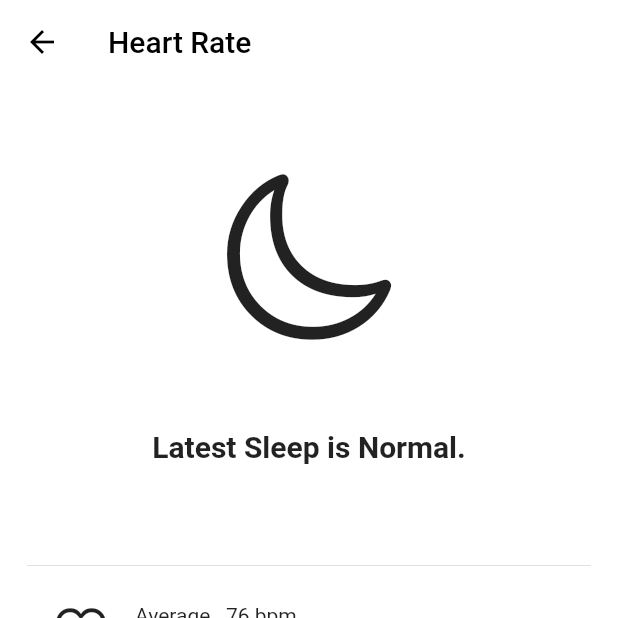
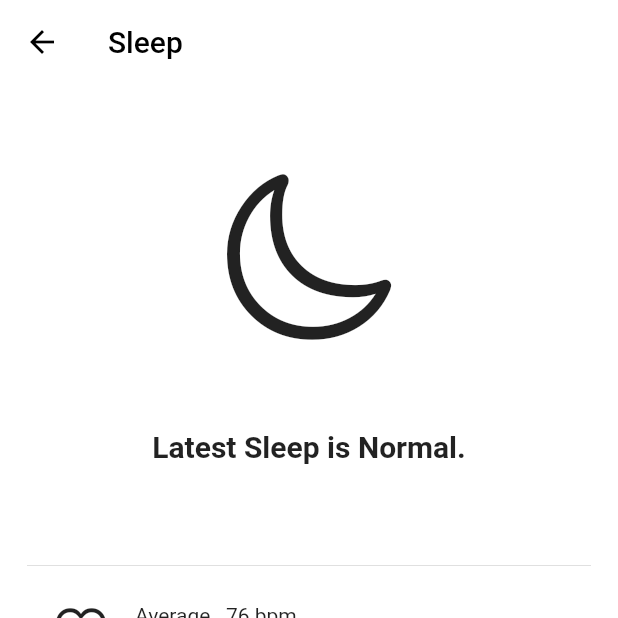
Before and after one commit to CS350-4AM/smart_pet_collar, a Flutter app: the SleepPageNormal screen opened directly, on a phone screen of 412 x 824 dp, the top half of it. Run offline on Flutter 3.47's test engine with Material 2 defaults, Android fonts, the phone set to English and light mode, and no system bars; our stand-ins replace cloud_firestore, firebase_core, google_maps_flutter; accounts and stored records are empty.

Commit message:
오타수정

```diff
--- a/lib/pages/emotion_page.dart
+++ b/lib/pages/emotion_page.dart
@@ -42,16 +42,15 @@ class _EmotionPageState extends State<EmotionPage> {
         builder: (BuildContext context, AsyncSnapshot<QuerySnapshot> snapshot) {
 
           if (snapshot.hasError) {
-            return Container(color: Colors.red, child: const Text('Something went wrong'));
+            return Container( child: const Text('Something went wrong'));
           }
           if (snapshot.connectionState == ConnectionState.waiting) {
-            return Container(color: Colors.red, child: const Text("Loading"));
+            return Container( child: const Text("Loading"));
           }
           try{
             return Container(
               child: snapshot.data!.docs.map((DocumentSnapshot document) {
                 Map<String, dynamic> data = document.data()! as Map<String, dynamic>;
-                //Todo: 각 기준값 논문 조사?
                 if(double.parse(data['heart_rate'].toString())<90){
                   // setState(() {
                     emotion = 'GOOD';
--- a/lib/pages/heart_rate_page.dart
+++ b/lib/pages/heart_rate_page.dart
@@ -15,7 +15,8 @@ class HeartRatePage extends StatefulWidget {
 class _HeartRatePageState extends State<HeartRatePage> {
   @override
   Widget build(BuildContext context) {
-    final Stream<QuerySnapshot> _sensorStream = FirebaseFirestore.instance.collection('heart sensor').orderBy('created_at', descending: true).limit(1).snapshots();
+    final Stream<QuerySnapshot> _sensorStream = FirebaseFirestore.instance
+        .collection('heart sensor').orderBy('created_at', descending: true).limit(1).snapshots();
 
     return Scaffold(
       appBar: AppBar(title: const Text('Heart Rate'),backgroundColor: kWhiteColor,
--- a/lib/pages/sleep_page_normal.dart
+++ b/lib/pages/sleep_page_normal.dart
@@ -14,7 +14,7 @@ class _SleepPageNormalState extends State<SleepPageNormal> {
   @override
   Widget build(BuildContext context) {
     return Scaffold(
-      appBar: AppBar(title: const Text('Heart Rate'),backgroundColor: kWhiteColor,
+      appBar: AppBar(title: const Text('Sleep'),backgroundColor: kWhiteColor,
         elevation: 0,),
       body: SafeArea(
         child: Column(
--- a/lib/pages/sleep_page_problem.dart
+++ b/lib/pages/sleep_page_problem.dart
@@ -15,7 +15,7 @@ class _SleepPageProblemState extends State<SleepPageProblem> {
   Widget build(BuildContext context) {
 
     return Scaffold(
-      appBar: AppBar(title: const Text('Heart Rate'),backgroundColor: kWhiteColor,
+      appBar: AppBar(title: const Text('Sleep'),backgroundColor: kWhiteColor,
         elevation: 0,),
       body: SafeArea(
         child: Column(
```
